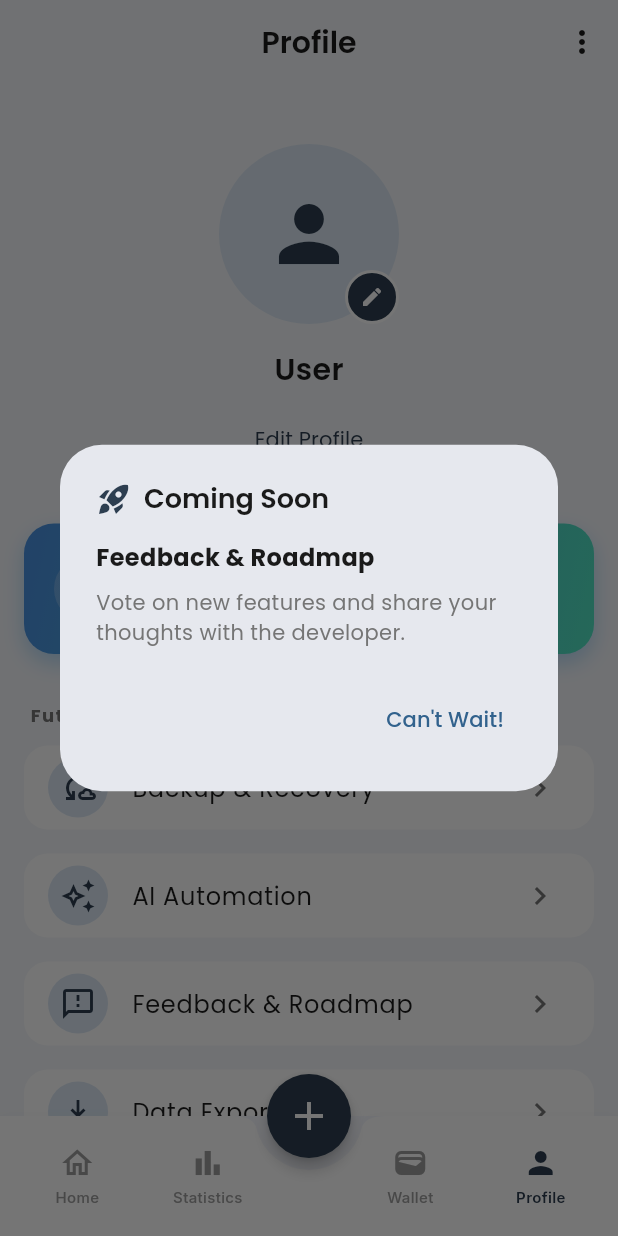
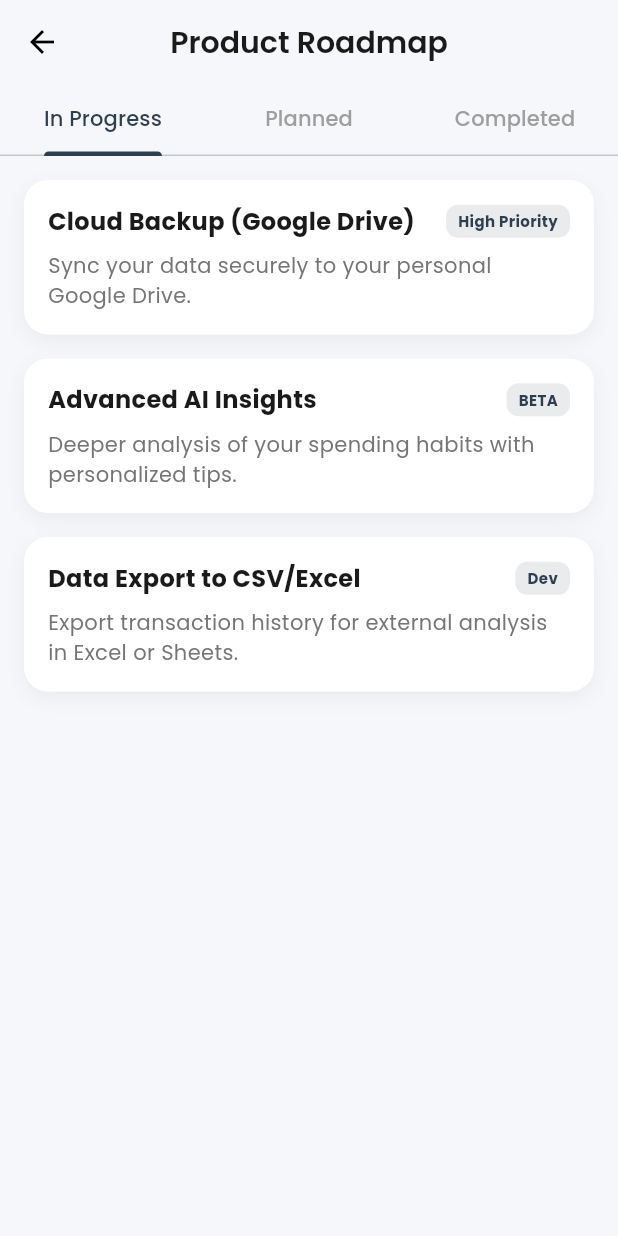
Before and after one commit to trianapriliant/Ollo, a Flutter app: the ProfileScreen screen opened by its route, after a tap on "Feedback & Roadmap", on a phone screen of 412 x 824 dp. Run offline on Flutter 3.47's test engine with Material 3 defaults, Android fonts, the phone set to English and light mode, and no system bars; our stand-ins replace camera, csv, file_picker, fl_chart, flutter_native_splash, flutter_riverpod and 11 more; missing offline and left inert: google_mlkit_text_recognition, home_widget; accounts and stored records are empty; generated files the repository leaves out were written again; project files that could hold a hidden picture were left out.

```diff
--- a/lib/src/features/profile/presentation/profile_screen.dart
+++ b/lib/src/features/profile/presentation/profile_screen.dart
@@ -1,6 +1,7 @@
 import 'package:flutter/material.dart';
 import 'package:flutter_riverpod/flutter_riverpod.dart';
 import 'package:go_router/go_router.dart';
+import 'package:package_info_plus/package_info_plus.dart';
 import '../../../constants/app_colors.dart';
 import '../../../constants/app_text_styles.dart';
 import '../../profile/data/user_profile_repository.dart';
@@ -96,7 +97,7 @@ class ProfileScreen extends ConsumerWidget {
                 ProfileMenuItem(
                   icon: Icons.feedback_outlined,
                   title: 'Feedback & Roadmap',
-                  onTap: () => _showComingSoonDialog(context, 'Feedback & Roadmap', 'Vote on new features and share your thoughts with the developer.'),
+                  onTap: () => context.push('/roadmap'),
                 ),
                 const SizedBox(height: 16),
                 ProfileMenuItem(
@@ -165,6 +166,11 @@ class ProfileScreen extends ConsumerWidget {
                   onTap: () {},
                   isDestructive: true,
                 ),
+
+
+                const SizedBox(height: 32),
+                _buildVersionInfo(),
+                const SizedBox(height: 32),
               ],
             ),
           ),
@@ -172,6 +178,37 @@ class ProfileScreen extends ConsumerWidget {
         loading: () => const Center(child: CircularProgressIndicator()),
         error: (err, stack) => Center(child: Text('Error: $err')),
       ),
+    );
+  }
+
+  Widget _buildVersionInfo() {
+    return FutureBuilder<PackageInfo>(
+      future: PackageInfo.fromPlatform(),
+      builder: (context, snapshot) {
+        if (!snapshot.hasData) {
+          return const SizedBox.shrink();
+        }
+        final info = snapshot.data!;
+        return Column(
+          children: [
+            Text(
+              'Ollo v${info.version} (Build ${info.buildNumber})',
+              style: AppTextStyles.bodySmall.copyWith(
+                color: AppColors.textSecondary,
+                fontWeight: FontWeight.bold,
+              ),
+            ),
+            const SizedBox(height: 4),
+            Text(
+              'by Ollo Labs',
+              style: AppTextStyles.bodySmall.copyWith(
+                color: AppColors.textSecondary.withOpacity(0.5),
+                fontSize: 10,
+              ),
+            ),
+          ],
+        );
+      },
     );
   }
 
--- /dev/null
+++ b/lib/src/features/roadmap/presentation/roadmap_screen.dart
@@ -0,0 +1,171 @@
+import 'package:flutter/material.dart';
+import 'package:go_router/go_router.dart';
+import 'package:ollo/src/constants/app_colors.dart';
+import 'package:ollo/src/constants/app_text_styles.dart';
+
+class RoadmapScreen extends StatelessWidget {
+  const RoadmapScreen({super.key});
+
+  @override
+  Widget build(BuildContext context) {
+    return DefaultTabController(
+      length: 3,
+      child: Scaffold(
+        backgroundColor: AppColors.background,
+        appBar: AppBar(
+          backgroundColor: Colors.transparent,
+          elevation: 0,
+          leading: IconButton(
+            icon: const Icon(Icons.arrow_back, color: Colors.black),
+            onPressed: () => context.pop(),
+          ),
+          title: Text('Product Roadmap', style: AppTextStyles.h2),
+          centerTitle: true,
+          bottom: const TabBar(
+            labelColor: AppColors.primary,
+            unselectedLabelColor: Colors.grey,
+            indicatorColor: AppColors.primary,
+            tabs: [
+              Tab(text: 'In Progress'),
+              Tab(text: 'Planned'),
+              Tab(text: 'Completed'),
+            ],
+          ),
+        ),
+        body: TabBarView(
+          children: [
+            _buildFeatureList([
+              _FeatureItem(
+                title: 'Cloud Backup (Google Drive)',
+                description: 'Sync your data securely to your personal Google Drive.',
+                tag: 'High Priority',
+              ),
+              _FeatureItem(
+                title: 'Advanced AI Insights',
+                description: 'Deeper analysis of your spending habits with personalized tips.',
+                tag: 'BETA',
+              ),
+               _FeatureItem(
+                title: 'Data Export to CSV/Excel',
+                description: 'Export transaction history for external analysis in Excel or Sheets.',
+                tag: 'Dev',
+              ),
+            ]),
+            _buildFeatureList([
+              _FeatureItem(
+                title: 'Budget Forecasing',
+                description: 'Predict next month\'s expenses based on historical data.',
+              ),
+              _FeatureItem(
+                title: 'Multi-Currency Support',
+                description: 'Real-time conversion for international transactions.',
+              ),
+               _FeatureItem(
+                title: 'Receipt Scanning OCR',
+                description: 'Scan receipts to automatically input transaction details.',
+              ),
+            ]),
+            _buildFeatureList([
+              _FeatureItem(
+                title: 'Full Local Backup',
+                description: 'Backup all app data (transactions, wallets, notes, etc.) to a local file.',
+                isDone: true,
+              ),
+              _FeatureItem(
+                title: 'Smart Notes',
+                description: 'Shopping lists with checklists and total calculation.',
+                isDone: true,
+              ),
+               _FeatureItem(
+                title: 'Recurring Transactions',
+                description: 'Automate bills and salary inputs.',
+                isDone: true,
+              ),
+            ]),
+          ],
+        ),
+      ),
+    );
+  }
+
+  Widget _buildFeatureList(List<_FeatureItem> features) {
+    return ListView.builder(
+      padding: const EdgeInsets.all(16),
+      itemCount: features.length,
+      itemBuilder: (context, index) {
+        final feature = features[index];
+        return Container(
+          margin: const EdgeInsets.only(bottom: 16),
+          padding: const EdgeInsets.all(16),
+          decoration: BoxDecoration(
+            color: Colors.white,
+            borderRadius: BorderRadius.circular(16),
+            boxShadow: [
+              BoxShadow(
+                color: Colors.black.withOpacity(0.05),
+                blurRadius: 10,
+                offset: const Offset(0, 4),
+              ),
+            ],
+            border: feature.isDone
+                ? Border.all(color: Colors.green.withOpacity(0.3))
+                : null,
+          ),
+          child: Column(
+            crossAxisAlignment: CrossAxisAlignment.start,
+            children: [
+              Row(
+                mainAxisAlignment: MainAxisAlignment.spaceBetween,
+                children: [
+                  Expanded(
+                    child: Text(
+                      feature.title,
+                      style: AppTextStyles.bodyLarge.copyWith(fontWeight: FontWeight.bold),
+                    ),
+                  ),
+                  if (feature.isDone)
+                    const Icon(Icons.check_circle, color: Colors.green, size: 20)
+                  else if (feature.tag != null)
+                    Container(
+                      padding: const EdgeInsets.symmetric(horizontal: 8, vertical: 4),
+                      decoration: BoxDecoration(
+                        color: AppColors.primary.withOpacity(0.1),
+                        borderRadius: BorderRadius.circular(8),
+                      ),
+                      child: Text(
+                        feature.tag!,
+                        style: const TextStyle(
+                          color: AppColors.primary,
+                          fontSize: 10,
+                          fontWeight: FontWeight.bold,
+                        ),
+                      ),
+                    ),
+                ],
+              ),
+              const SizedBox(height: 8),
+              Text(
+                feature.description,
+                style: AppTextStyles.bodyMedium.copyWith(color: AppColors.textSecondary),
+              ),
+            ],
+          ),
+        );
+      },
+    );
+  }
+}
+
+class _FeatureItem {
+  final String title;
+  final String description;
+  final String? tag;
+  final bool isDone;
+
+  _FeatureItem({
+    required this.title,
+    required this.description,
+    this.tag,
+    this.isDone = false,
+  });
+}
--- a/lib/src/routing/app_router.dart
+++ b/lib/src/routing/app_router.dart
@@ -56,6 +56,7 @@ import '../features/reimbursement/presentation/reimburse_screen.dart';
 import '../features/reimbursement/presentation/add_reimburse_screen.dart';
 import '../features/profile/presentation/data_export_screen.dart';
 import '../features/backup/presentation/backup_screen.dart';
+import '../features/roadmap/presentation/roadmap_screen.dart';
 
 final goRouterProvider = Provider<GoRouter>((ref) {
   final rootNavigatorKey = GlobalKey<NavigatorState>();
@@ -395,6 +396,10 @@ final goRouterProvider = Provider<GoRouter>((ref) {
         path: '/scan-receipt',
         builder: (context, state) => const ScanReceiptScreen(),
       ),
+      GoRoute(
+        path: '/roadmap',
+        builder: (context, state) => const RoadmapScreen(),
+      ),
     ],
   );
 });
--- a/pubspec.yaml
+++ b/pubspec.yaml
@@ -35,6 +35,7 @@ dependencies:
   csv: ^6.0.0
   share_plus: ^12.0.1
   file_picker: ^10.3.7
+  package_info_plus: ^9.0.0
 
 dev_dependencies:
   flutter_test:
```
Also changed, not shown: lib/src/features/backup/application/backup_service.dart (+90 -25 lines), lib/src/features/backup/presentation/backup_screen.dart (+17 -0 lines), lib/src/features/cards/data/card_repository.dart (+12 -0 lines), lib/src/features/cards/domain/card.dart (+41 -0 lines), lib/src/features/profile/data/user_profile_repository.dart (+9 -0 lines), lib/src/features/profile/domain/user_profile.dart (+17 -0 lines), lib/src/features/recurring/data/recurring_repository.dart (+14 -0 lines), lib/src/features/recurring/domain/recurring_transaction.dart (+29 -0 lines), lib/src/features/savings/data/saving_repository.dart (+18 -0 lines), lib/src/features/savings/domain/saving_goal.dart (+32 -0 lines), lib/src/features/savings/domain/saving_log.dart (+21 -0 lines), lib/src/features/smart_notes/data/smart_note_repository.dart (+12 -0 lines), lib/src/features/smart_notes/domain/smart_note.dart (+45 -0 lines), lib/src/features/wishlist/data/wishlist_repository.dart (+12 -0 lines), 2 more files, 2 other files.
